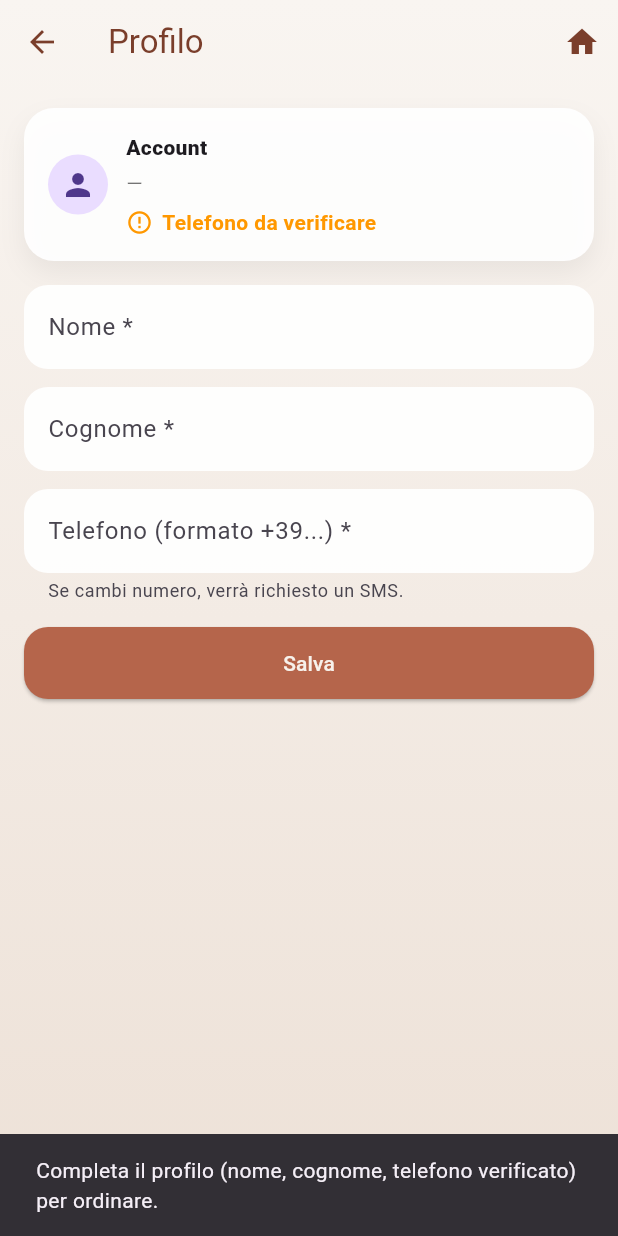
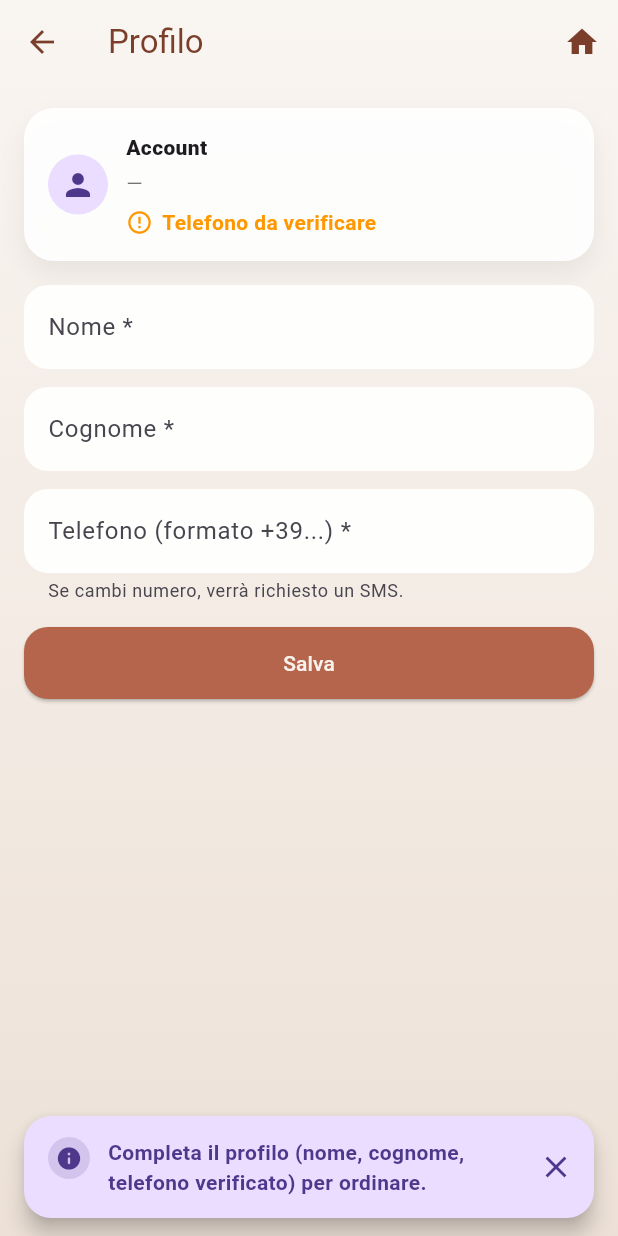
Before and after one commit to ffpetrozzi/app_moma_fashion_cafe, a Flutter app: the CustomerHome screen opened directly, scrolled down 576 dp, after a tap on "Locale chiuso", on a phone screen of 412 x 824 dp. Run offline on Flutter 3.47's test engine with Material 3 defaults, Android fonts, the phone set to English and light mode, and no system bars; our stand-ins replace cloud_firestore, firebase_auth, firebase_core, geolocator, go_router; accounts and stored records are empty; network calls fail.

Commit message:
Adotta snackbars personalizzate

```diff
--- /dev/null
+++ b/lib/app/widgets/app_snackbar.dart
@@ -0,0 +1,72 @@
+import 'package:flutter/material.dart';
+
+enum AppSnackBarType { success, info, warning, error }
+
+class AppSnackBar {
+  static void show(
+    BuildContext context,
+    String message, {
+    AppSnackBarType type = AppSnackBarType.info,
+    Duration duration = const Duration(seconds: 3),
+  }) {
+    final scheme = Theme.of(context).colorScheme;
+    final (background, foreground, icon) = _styleFor(type, scheme);
+
+    final snackBar = SnackBar(
+      behavior: SnackBarBehavior.floating,
+      margin: const EdgeInsets.symmetric(horizontal: 16, vertical: 12),
+      duration: duration,
+      showCloseIcon: true,
+      closeIconColor: foreground,
+      backgroundColor: background,
+      shape: RoundedRectangleBorder(
+        borderRadius: BorderRadius.circular(18),
+      ),
+      content: Row(
+        crossAxisAlignment: CrossAxisAlignment.start,
+        children: [
+          Container(
+            height: 28,
+            width: 28,
+            decoration: BoxDecoration(
+              color: foreground.withOpacity(0.15),
+              shape: BoxShape.circle,
+            ),
+            child: Icon(icon, color: foreground, size: 18),
+          ),
+          const SizedBox(width: 12),
+          Expanded(
+            child: Text(
+              message,
+              style: TextStyle(
+                color: foreground,
+                fontWeight: FontWeight.w600,
+              ),
+            ),
+          ),
+        ],
+      ),
+    );
+
+    final messenger = ScaffoldMessenger.of(context);
+    messenger
+      ..hideCurrentSnackBar()
+      ..showSnackBar(snackBar);
+  }
+
+  static (Color background, Color foreground, IconData icon) _styleFor(
+    AppSnackBarType type,
+    ColorScheme scheme,
+  ) {
+    switch (type) {
+      case AppSnackBarType.success:
+        return (scheme.secondaryContainer, scheme.onSecondaryContainer, Icons.check_rounded);
+      case AppSnackBarType.warning:
+        return (scheme.tertiaryContainer, scheme.onTertiaryContainer, Icons.warning_rounded);
+      case AppSnackBarType.error:
+        return (scheme.errorContainer, scheme.onErrorContainer, Icons.error_rounded);
+      case AppSnackBarType.info:
+        return (scheme.primaryContainer, scheme.onPrimaryContainer, Icons.info_rounded);
+    }
+  }
+}
--- a/lib/features/home/customer_home.dart
+++ b/lib/features/home/customer_home.dart
@@ -6,6 +6,7 @@ import 'package:flutter/material.dart';
 import 'package:geolocator/geolocator.dart';
 import 'package:go_router/go_router.dart';
 
+import '../../app/widgets/app_snackbar.dart';
 class CustomerHome extends StatefulWidget {
   const CustomerHome({super.key});
 
@@ -565,12 +566,10 @@ class _CustomerHomeState extends State<CustomerHome> {
                                 ? () => context.push('/menu')
                                 : () {
                                     if (!profileComplete) {
-                                      ScaffoldMessenger.of(context).showSnackBar(
-                                        const SnackBar(
-                                          content: Text(
-                                            'Completa il profilo (nome, cognome, telefono verificato) per ordinare.',
-                                          ),
-                                        ),
+                                      AppSnackBar.show(
+                                        context,
+                                        'Completa il profilo (nome, cognome, telefono verificato) per ordinare.',
+                                        type: AppSnackBarType.info,
                                       );
                                       context.push('/profile');
                                     }
```
Also changed, not shown: lib/app/theme.dart (+14 -0 lines), lib/features/auth/auth_gate.dart (+6 -2 lines), lib/features/auth/register_screen.dart (+6 -2 lines), lib/features/checkout/checkout_screen.dart (+5 -2 lines), lib/features/menu/menu_screen.dart (+5 -2 lines), lib/features/profile/profile_screen.dart (+18 -8 lines).
